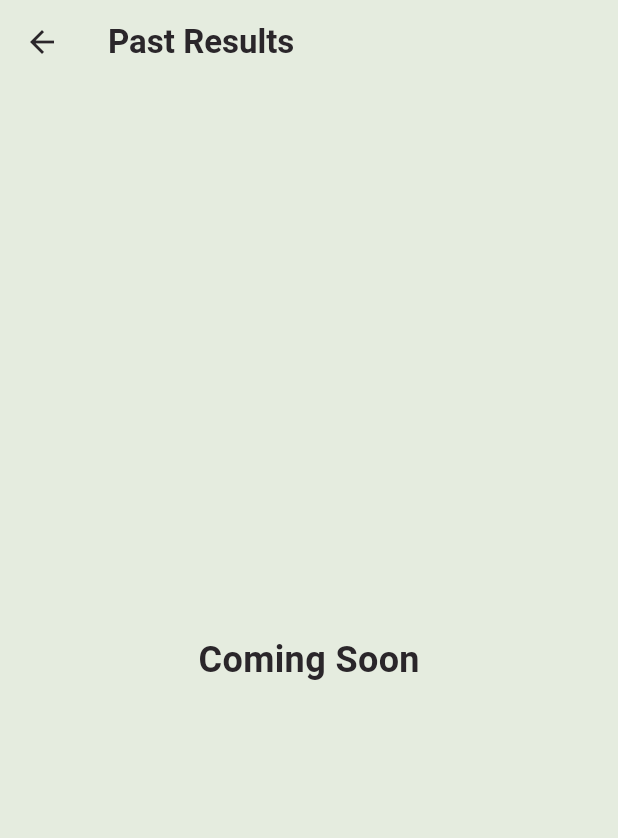
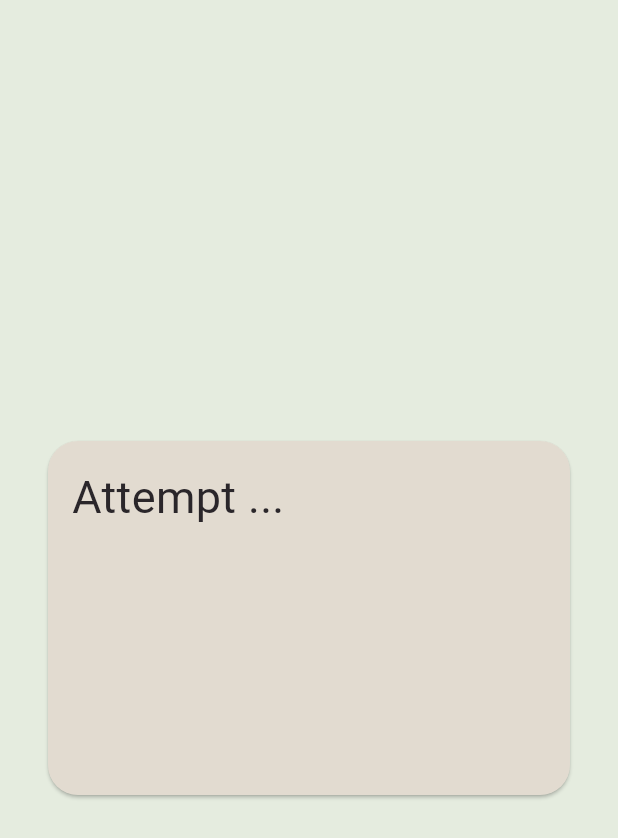
Before and after one commit to jaeden047/GCSampleTestApp, a Flutter app: the Results screen opened directly, on a phone screen of 412 x 824 dp. Shown: the top 838 px of the screen. Run offline on Flutter 3.47's test engine with Material 3 defaults, Android fonts, the phone set to English and light mode, and no system bars; our stand-ins replace flutter_svg, shared_preferences; accounts and stored records are empty.

Commit message:
Updated results

```diff
--- a/frontend/lib/api_service.dart
+++ b/frontend/lib/api_service.dart
@@ -5,7 +5,7 @@ import 'package:shared_preferences/shared_preferences.dart'; // token storage
 // handle API-related functionality
 class ApiService {
   // *** NEVER PUSH IP HERE
-  static final String baseUrl = "http://[IP]:3000";
+  static final String baseUrl = "http://localhost:3000";
 
   // Retrieve the JWT token from SharedPreferences
   static Future<String?> getToken() async {
--- a/frontend/lib/login.dart
+++ b/frontend/lib/login.dart
@@ -28,9 +28,11 @@ class _LoginScreenState extends State<LoginScreen> {
         SharedPreferences prefs = await SharedPreferences.getInstance();
         await prefs.setString('jwt_token', token);
         Navigator.of(context).pushReplacement(MaterialPageRoute(builder: (context) => Home()));
-      } catch (error) {
-        ScaffoldMessenger.of(context).showSnackBar(
-          const SnackBar(content: Text('Login failed')),
+      } catch (error, stackTrace) {
+          debugPrint('Login error: $error');
+          debugPrint('Stack trace: $stackTrace');
+          ScaffoldMessenger.of(context).showSnackBar(
+          SnackBar(content: Text('Login failed: $error')), // ✅ No `const` here
         );
       }
     }
--- a/frontend/lib/results.dart
+++ b/frontend/lib/results.dart
@@ -1,25 +1,36 @@
 import 'package:flutter/material.dart';
+
 // Results page
-// This page should start fetching data from backend
-// Display our past quiz results
+class Results extends StatefulWidget { // Results is a type of widget (Class)
+// StatefulWidget => Changeable Widget during Runtime. StatelessWidget => Static Widget. extends Stateful => copy fields to Results
+  const Results({super.key}); // Results() is constructor for class
+  // Constructor; applies super.key to a class key field. Key field
+  @override
+  State<Results> createState() => _ResultsState(); //
+}
 
-class Results extends StatelessWidget {
-  const Results({super.key});
-
+class _ResultsState extends State<Results> { //
   @override
   Widget build(BuildContext context) {
     return Scaffold(
-      appBar: AppBar(
-        title: const Text('Past Results'),
-        leading: IconButton(
-          icon: const Icon(Icons.arrow_back),
-          onPressed: () => Navigator.pop(context),
-        ),
-      ),
-      body: const Center(
-        child: Text(
-          'Coming Soon',
-          style: TextStyle(fontSize: 24, fontWeight: FontWeight.bold),
+      body: Center(
+        child: Container(
+          width: double.infinity,
+          height: 300,
+          child: Card(
+            shadowColor: Colors.black,
+            shape: RoundedRectangleBorder(
+              borderRadius: BorderRadius.all(Radius.circular(20)),
+            ),
+            margin: EdgeInsets.all(32),
+            child: Padding(
+              padding: EdgeInsets.all(16.0),
+              child: Text(
+                'Attempt ...',
+                style: TextStyle(fontSize: 30),
+              ),
+            ),
+          ),
         ),
       ),
     );
```
